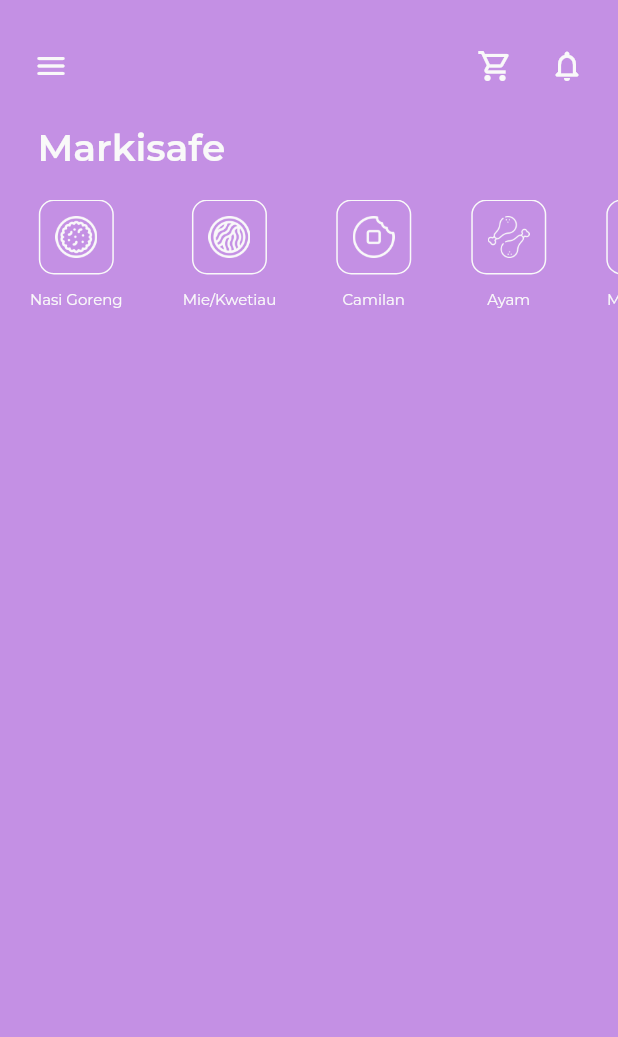
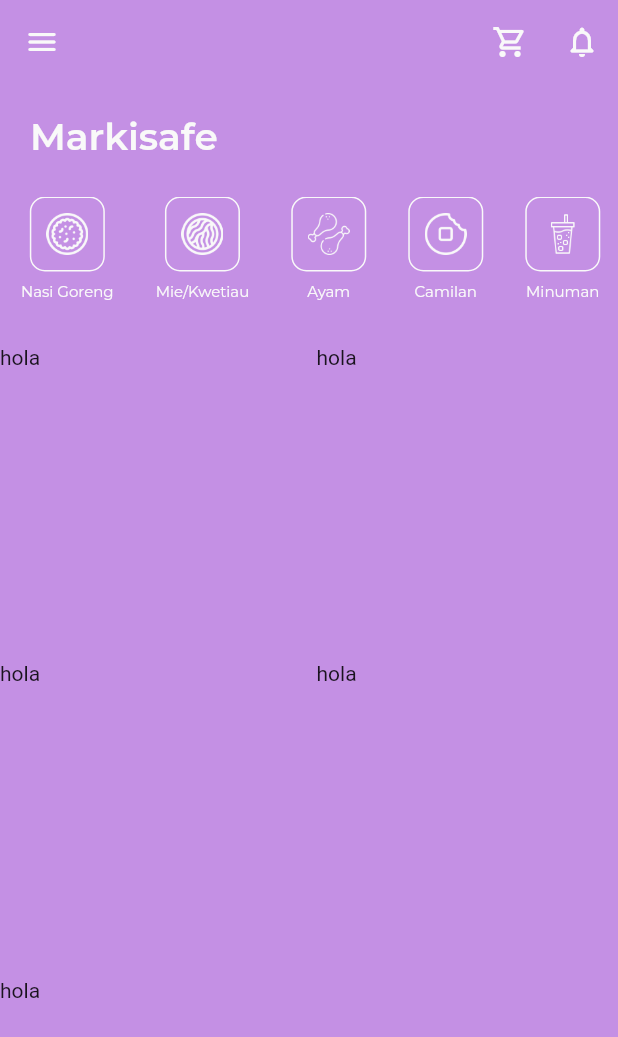
Before and after one commit to firazyn/markisafe-order, a Flutter app: the screen it shows after launch, on a phone screen of 412 x 824 dp. Shown: the top 1037 px of the screen. Run offline on Flutter 3.47's test engine with Material 2 defaults, Android fonts, the phone set to English and light mode, and no system bars; our stand-ins replace google_fonts; project files that could hold a hidden picture were left out.

Commit message:
added gridview

```diff
--- a/lib/main.dart
+++ b/lib/main.dart
@@ -26,22 +26,15 @@ class _MyHomePageState extends State<MyHomePage> {
   Widget build(BuildContext context) {
     return Scaffold(
       backgroundColor: widget.primary,
-      body: SingleChildScrollView(
-        child: SafeArea(
-          child: Column(
-            crossAxisAlignment: CrossAxisAlignment.start,
-            children: <Widget>[
-              Padding(
-                padding:
-                    const EdgeInsets.only(top: 20.0, left: 10.0, right: 10.0),
-                child: Row(
-                  mainAxisAlignment: MainAxisAlignment.spaceBetween,
-                  children: <Widget>[
-                    IconButton(
+      appBar: AppBar(
+        elevation: 0,
+        backgroundColor: widget.primary,
+        leading: IconButton(
           icon: Icon(Icons.menu_rounded),
           color: widget.headingColor,
           onPressed: () {},
         ),
+        actions: <Widget>[
           Row(
             mainAxisAlignment: MainAxisAlignment.spaceBetween,
             children: <Widget>[
@@ -59,10 +52,12 @@ class _MyHomePageState extends State<MyHomePage> {
           ),
         ],
       ),
-              ),
-              SizedBox(height: 15.0),
+      body: Column(
+        crossAxisAlignment: CrossAxisAlignment.start,
+        children: <Widget>[
+          SizedBox(height: 20.0),
           Padding(
-                padding: const EdgeInsets.only(left: 25.0),
+            padding: const EdgeInsets.only(left: 20.0),
             child: Text(
               'Markisafe',
               style: GoogleFonts.montserrat(
@@ -72,8 +67,7 @@ class _MyHomePageState extends State<MyHomePage> {
               ),
             ),
           ),
-              SizedBox(height: 20.0),
-
+          SizedBox(height: 25.0),
           SingleChildScrollView(
             scrollDirection: Axis.horizontal,
             child: Row(
@@ -87,12 +81,12 @@ class _MyHomePageState extends State<MyHomePage> {
                   categoryText: "Mie/Kwetiau",
                 ),
                 CategoriesCards(
+                  categoryImages: "ayam",
+                  categoryText: "Ayam",
+                ),
+                CategoriesCards(
                   categoryImages: "camilan",
                   categoryText: "Camilan",
-                    ),
-                    CategoriesCards(
-                      categoryImages: "ayam",
-                      categoryText: "Ayam",
                 ),
                 CategoriesCards(
                   categoryImages: "minuman",
@@ -101,13 +95,22 @@ class _MyHomePageState extends State<MyHomePage> {
               ],
             ),
           ),
-              // SizedBox(height: 30.0),
-              // Column(
-              //   children: <Widget>[ListView(), ListView()],
-              // ),
+          SizedBox(height: 30.0),
+          Expanded(
+            child: GridView.count(
+              crossAxisCount: 2,
+              crossAxisSpacing: 10,
+              mainAxisSpacing: 10,
+              children: <Widget>[
+                Text('hola'),
+                Text('hola'),
+                Text('hola'),
+                Text('hola'),
+                Text('hola'),
               ],
             ),
           ),
+        ],
       ),
     );
   }
@@ -123,7 +126,7 @@ class CategoriesCards extends StatelessWidget {
   @override
   Widget build(BuildContext context) {
     return Padding(
-      padding: const EdgeInsets.symmetric(horizontal: 20.0),
+      padding: const EdgeInsets.symmetric(horizontal: 14.0),
       child: Column(
         children: [
           Container(
@@ -143,7 +146,7 @@ class CategoriesCards extends StatelessWidget {
               height: 40,
             ),
           ),
-          SizedBox(height: 10),
+          SizedBox(height: 7),
           Text(
             categoryText,
             style: GoogleFonts.montserrat(
@@ -157,3 +160,11 @@ class CategoriesCards extends StatelessWidget {
     );
   }
 }
+
+class FoodInfo extends StatelessWidget {
+  @override
+  Widget build(BuildContext context) {
+    // TODO: implement build
+    throw UnimplementedError();
+  }
+}
```
Lines whose indentation alone changed are shown as unchanged.
